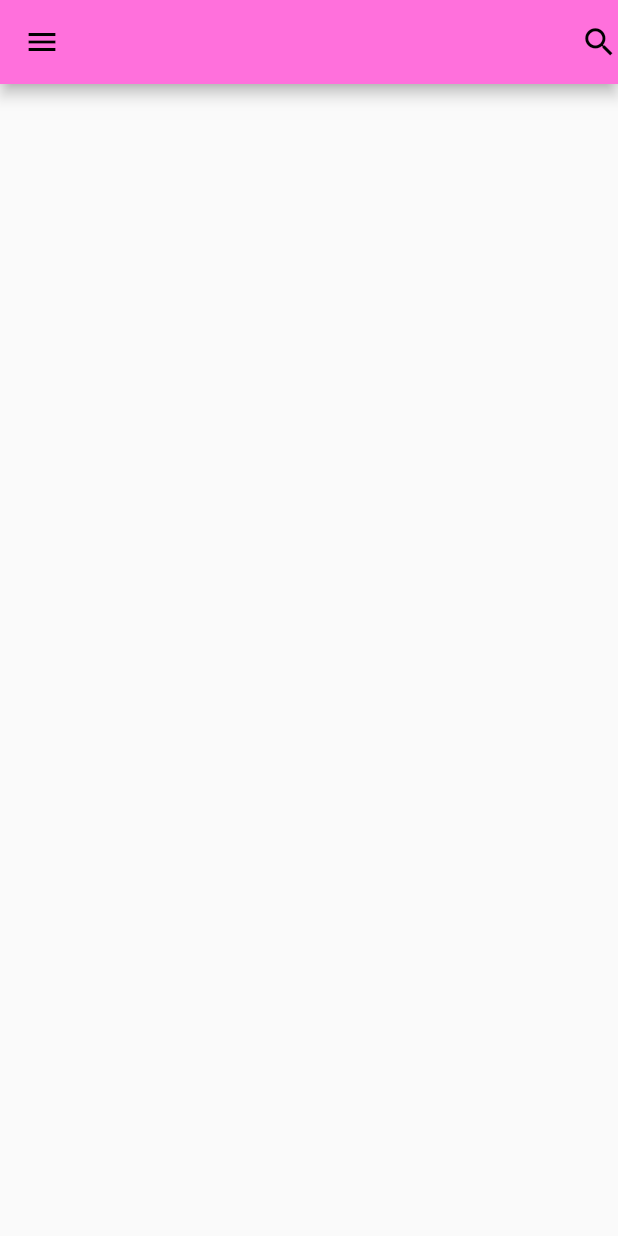
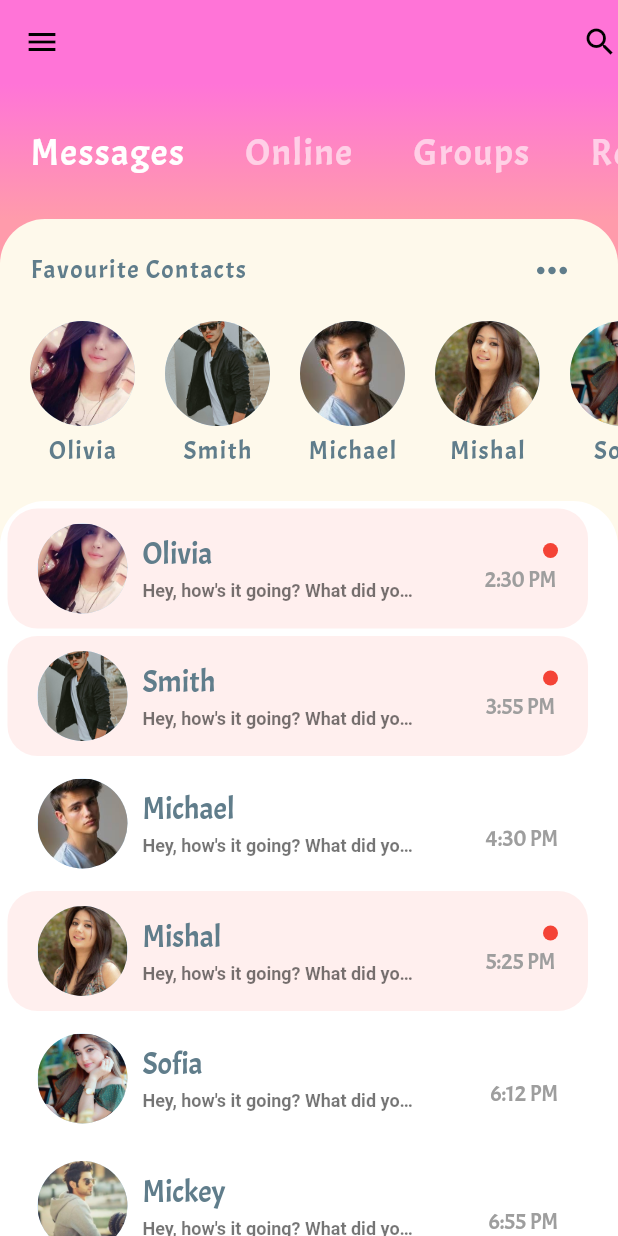
Before and after one commit to areeba-farooq/Meet_n_Chat_App, a Flutter app: the HomePage screen opened directly, on a phone screen of 412 x 824 dp. Run offline on Flutter 3.47's test engine with Material 2 defaults, Android fonts, the phone set to English and light mode, and no system bars; our stand-ins replace font_awesome_flutter; Roboto replaces fonts that are missing (Yanonekafeesatz).

Commit message:
Added a categories, favourite contacts and recent chats widgets.

```diff
--- a/lib/Pages/home_page.dart
+++ b/lib/Pages/home_page.dart
@@ -1,4 +1,8 @@
+import 'package:flutter/cupertino.dart';
 import 'package:flutter/material.dart';
+import 'package:meet_n_chat_app/RefactorWidgets/category_Selector.dart';
+import 'package:meet_n_chat_app/RefactorWidgets/fav_contacts.dart';
+import 'package:meet_n_chat_app/RefactorWidgets/recent_chats.dart';
 import 'package:meet_n_chat_app/methods/build_drawer.dart';
 
 class HomePage extends StatefulWidget {
@@ -14,16 +18,37 @@ class _HomePageState extends State<HomePage> {
   @override
   Widget build(BuildContext context) {
     return Scaffold(
+      backgroundColor: Theme.of(context).accentColor,
       appBar: AppBar(
+        backgroundColor: Theme.of(context).primaryColor.withOpacity(0.9),
         actions: [
-          Icon(Icons.search,
-          color: Colors.black,
-            size: 25.0,
+          Icon(Icons.search,color: Colors.black,)
+        ],
+        elevation: 0.0,
+      ),
+      drawer: buildDrawer(context),
+      body: Column(
+        children: [
+          CategorySelector(),
+          Expanded(
+            child: Container(
+              decoration: BoxDecoration(
+                color: Color(0xFFFEF9EB),
+                borderRadius:  BorderRadius.only(
+                  topLeft: Radius.circular(30.0),
+                  topRight: Radius.circular(30.0),
+                )
+              ),
+              child: Column(
+                children: [
+                 FavContacts(),
+                  RecentChats()
+                ],
+              ),
+            ),
           )
         ],
       ),
-      drawer: buildDrawer(context),
     );
   }
-
 }
--- /dev/null
+++ b/lib/RefactorWidgets/category_Selector.dart
@@ -0,0 +1,61 @@
+import 'package:flutter/material.dart';
+
+
+// ignore: must_be_immutable
+class CategorySelector extends StatefulWidget {
+
+  @override
+  _CategorySelectorState createState() => _CategorySelectorState();
+}
+
+class _CategorySelectorState extends State<CategorySelector> {
+  int selectedIndex = 0;
+
+  final List<String> categories = ['Messages', 'Online', 'Groups', 'Request'];
+
+  @override
+  Widget build(BuildContext context) {
+    return Container(
+      height: 90.0,
+      decoration: BoxDecoration(
+          gradient: LinearGradient(
+              begin: Alignment.topCenter,
+              end: Alignment.bottomCenter,
+              colors: [
+                Theme
+                    .of(context)
+                    .primaryColor
+                    .withOpacity(0.9),
+                Theme
+                    .of(context)
+                    .accentColor
+                    .withOpacity(0.9),
+              ],
+              stops: [0.0, 1.0])
+      ),
+      child: ListView.builder(
+          scrollDirection: Axis.horizontal,
+          itemCount: categories.length,
+          itemBuilder: (BuildContext context, index) {
+            return GestureDetector(
+              onTap: () {
+                setState(() {
+                  selectedIndex = index;
+                });
+              },
+              child: Padding(
+                padding: const EdgeInsets.symmetric(
+                    horizontal: 20.0, vertical: 30.0),
+                child: Text(categories[index], style: TextStyle(
+                    color: index == selectedIndex ? Colors.white : Colors
+                        .white60,
+                    fontFamily: 'Acme',
+                    fontSize: 25.0,
+                    letterSpacing: 1.0
+                ),),
+              ),
+            );
+          }),
+    );
+  }
+}
--- a/lib/RefactorWidgets/constants.dart
+++ b/lib/RefactorWidgets/constants.dart
@@ -35,3 +35,30 @@ const kEmailStyle = TextStyle(
     fontFamily: 'Acme',
     letterSpacing: 2.0
 );
+
+const kFavContactsStyle = TextStyle(
+    color: Colors.blueGrey,
+    fontSize: 17.0,
+    fontFamily: 'Acme',
+  letterSpacing: 1.0
+);
+
+const kTimeStyle = TextStyle(
+    color: Colors.grey,
+    fontSize: 15.0,
+    fontFamily: 'Acme'
+);
+
+const kMsgStyle = TextStyle(
+    color: Colors.black54,
+    fontFamily: 'Yanonekafeesatz',
+    fontSize: 12.0,
+    fontWeight: FontWeight.w600
+);
+
+const kNameStyle = TextStyle(
+  color: Colors.blueGrey,
+  fontFamily: 'Acme',
+  fontSize: 20.0,
+
+);
--- /dev/null
+++ b/lib/RefactorWidgets/fav_contacts.dart
@@ -0,0 +1,54 @@
+import 'package:flutter/material.dart';
+import 'package:meet_n_chat_app/models/message_models.dart';
+import 'constants.dart';
+
+class FavContacts extends StatelessWidget {
+
+  @override
+  Widget build(BuildContext context) {
+    return  Padding(
+      padding: EdgeInsets.symmetric(vertical: 10.0),
+      child: Column(
+        children: [
+          Padding(
+            padding: EdgeInsets.symmetric(horizontal: 20.0),
+            child: Row(
+              mainAxisAlignment: MainAxisAlignment.spaceBetween,
+              children: [
+                Text('Favourite Contacts', style: kFavContactsStyle),
+                IconButton(
+                  icon: Icon(Icons.more_horiz,
+                    color: Colors.blueGrey,),
+                  iconSize: 30.0,
+                  onPressed: (){print('Pressed dots');},)
+              ],
+            ),
+          ),
+          Container(
+            height: 120.0,
+            child: ListView.builder(
+              padding: EdgeInsets.only(left: 10.0),
+              scrollDirection: Axis.horizontal ,
+              itemCount: favs.length,
+                itemBuilder: (context, i){
+                return Padding(
+                  padding: EdgeInsets.all(10.0),
+                  child: Column(
+                    children: [
+                      CircleAvatar(
+                        radius: 35.0,
+                        backgroundImage: AssetImage(favs[i].avatar),
+                      ),
+                      SizedBox(height: 6.0,),
+                      Text(favs[i].name, style: kFavContactsStyle,),
+                    ],
+                  ),
+                );
+                }),
+
+          )
+        ],
+      ),
+    );
+  }
+}
--- /dev/null
+++ b/lib/RefactorWidgets/recent_chats.dart
@@ -0,0 +1,83 @@
+import 'package:flutter/cupertino.dart';
+import 'package:flutter/material.dart';
+import 'package:meet_n_chat_app/RefactorWidgets/constants.dart';
+import 'package:meet_n_chat_app/models/message_models.dart';
+
+class RecentChats extends StatelessWidget {
+
+  @override
+  Widget build(BuildContext context) {
+    return  Expanded(
+      child: Container(
+        decoration: BoxDecoration(
+            color: Colors.white,
+            borderRadius:  BorderRadius.only(
+              topLeft: Radius.circular(30.0),
+              topRight: Radius.circular(30.0),
+            )
+        ),
+        child: ClipRRect(
+            borderRadius:  BorderRadius.only(
+              topLeft: Radius.circular(30.0),
+              topRight: Radius.circular(30.0),
+            ),
+          child: ListView.builder(
+              itemCount: chats.length,
+              itemBuilder: (context, index){
+                return Container(
+                  margin: EdgeInsets.only(top: 5.0, left: 5.0, right: 20.0),
+                  padding: EdgeInsets.symmetric(horizontal: 20.0, vertical: 10.0),
+                  decoration: BoxDecoration(
+                    color: chats[index].unRead ? Color(0xFFFFEFEE) : Colors.white,
+                    borderRadius: BorderRadius.circular(20.0)
+                  ),
+                  child: Row(
+                    mainAxisAlignment: MainAxisAlignment.spaceBetween,
+                    children: [
+                      Row(
+                        children: [
+                          CircleAvatar(
+                            radius: 30.0,
+                            backgroundImage: AssetImage(chats[index].sender.avatar),
+                          ),
+                          SizedBox(width: 10.0,),
+                          Column(
+                            crossAxisAlignment: CrossAxisAlignment.start,
+                            children: [
+                              Text(chats[index].sender.name, style: kNameStyle),
+                              SizedBox(height: 5.0,),
+                              Container(
+                                width: MediaQuery.of(context).size.width * 0.45,
+                                child: Text(chats[index].text, style: kMsgStyle,
+                                  overflow: TextOverflow.ellipsis,
+                                ),
+                              )
+                            ],
+                          )
+                        ],
+                      ),
+                      Column(
+                        children: [
+                          chats[index].unRead? Container(
+                            margin: EdgeInsets.only(left: 40.0),
+                            width: 10.0,
+                              height: 10.0,
+                              decoration: BoxDecoration(
+                                borderRadius: BorderRadius.circular(30.0),
+                                color: Colors.red
+                              ),
+                              alignment: Alignment.center,
+                          ) : Text(''),
+                          SizedBox(height: 5.0,),
+                          Text(chats[index].time,style: kTimeStyle),
+                        ],
+                      )
+                    ],
+                  ),
+                );
+              }),
+        ),
+      ),
+    );
+  }
+}
--- a/lib/methods/build_drawer.dart
+++ b/lib/methods/build_drawer.dart
@@ -27,9 +27,14 @@ Drawer buildDrawer(BuildContext context) {
             ),
           ),
           decoration: BoxDecoration(
-              color: Theme.of(context).accentColor
+              gradient: LinearGradient(begin: Alignment.topCenter,
+                  end: Alignment.bottomCenter,
+                  colors: [
+                    Theme.of(context).primaryColor.withOpacity(0.9),
+                    Theme.of(context).accentColor.withOpacity(0.9),],
+                  stops: [0.0, 1.0]),
+          )
           ),
-        ),
         drawerItems(title: 'My account', icon: FontAwesomeIcons.user,),
         drawerItems(title: 'Messages', icon: FontAwesomeIcons.envelope),
         drawerItems(title: 'Friends', icon: FontAwesomeIcons.userFriends),
--- a/lib/models/message_models.dart
+++ b/lib/models/message_models.dart
@@ -62,7 +62,7 @@ final UserModel mickey = UserModel(
 );
 
 //Favourites:
-List<UserModel> favs = [olivia, smith, michael, mishal, sofia];
+List<UserModel> favs = [olivia, smith, michael, mishal, sofia, johny];
 
 //CHATS ON THE HOME SCREEN:
 List<MsgModel> chats = [
@@ -71,37 +71,44 @@ List<MsgModel> chats = [
       time: '2:30 PM',
       text: 'Hey, how\'s it going? What did you do today?',
       isLiked: false,
-      unRead: true),
+      unRead: true,
+  ),
   MsgModel(
       sender: smith,
       time: '3:55 PM',
       text: 'Hey, how\'s it going? What did you do today?',
       isLiked: false,
-      unRead: true),
+      unRead: true,
+  ),
   MsgModel(
       sender: michael,
       time: '4:30 PM',
       text: 'Hey, how\'s it going? What did you do today?',
       isLiked: false,
-      unRead: false),
+      unRead: false,
+  ),
   MsgModel(
       sender: mishal,
       time: '5:25 PM',
       text: 'Hey, how\'s it going? What did you do today?',
       isLiked: false,
-      unRead: true),
+      unRead: true,
+  ),
   MsgModel(
       sender: sofia,
       time: '6:12 PM',
       text: 'Hey, how\'s it going? What did you do today?',
       isLiked: false,
-      unRead: false),
+      unRead: false,
+  ),
   MsgModel(
       sender: mickey,
       time: '6:55 PM',
       text: 'Hey, how\'s it going? What did you do today?',
       isLiked: false,
-      unRead: false),
+      unRead: false,
+
+  ),
   MsgModel(
       sender: johny,
       time: '7:10 PM',
```
